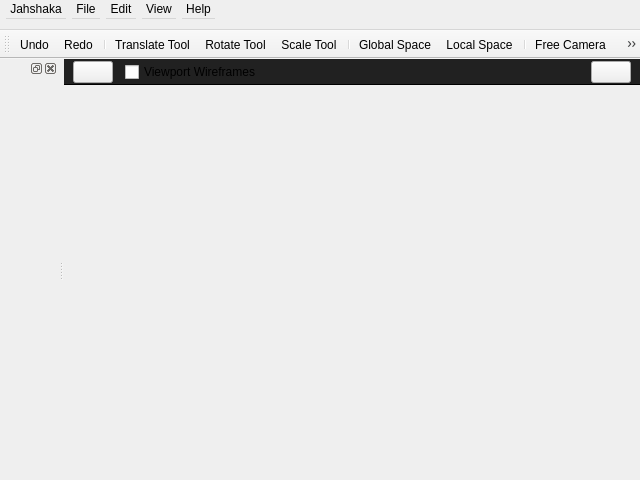
Old version of the form src/mainwindow.ui in the repository jahshaka/Studio.
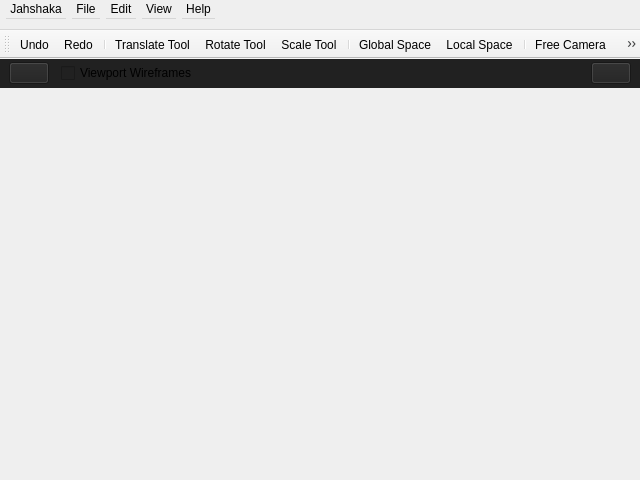
New version of the form. Icons and pictures are not drawn.

```diff
--- a/src/mainwindow.ui
+++ b/src/mainwindow.ui
@@ -533,12 +533,6 @@
        </property>
        <item>
         <widget class="QWidget" name="controlBar" native="true">
-         <property name="sizePolicy">
-          <sizepolicy hsizetype="Preferred" vsizetype="Fixed">
-           <horstretch>0</horstretch>
-           <verstretch>0</verstretch>
-          </sizepolicy>
-         </property>
          <property name="minimumSize">
           <size>
            <width>0</width>
@@ -548,14 +542,11 @@
          <property name="maximumSize">
           <size>
            <width>16777215</width>
-           <height>26</height>
+           <height>29</height>
           </size>
          </property>
          <property name="styleSheet">
-          <string notr="true">#controlBar {
-	background: #212121;
-	border-bottom: 1px solid black;
-}</string>
+          <string notr="true">background: #212121</string>
          </property>
          <layout class="QHBoxLayout" name="horizontalLayout">
           <property name="spacing">
@@ -776,12 +767,6 @@
    <addaction name="actionFreeCamera"/>
    <addaction name="actionArcballCam"/>
   </widget>
-  <widget class="QDockWidget" name="dockWidget">
-   <attribute name="dockWidgetArea">
-    <number>1</number>
-   </attribute>
-   <widget class="QWidget" name="dockWidgetContents"/>
-  </widget>
   <action name="actionSave">
    <property name="text">
     <string>Save</string>
```
Left out of the diff: 285 changed lines with no effect on the pictures.
